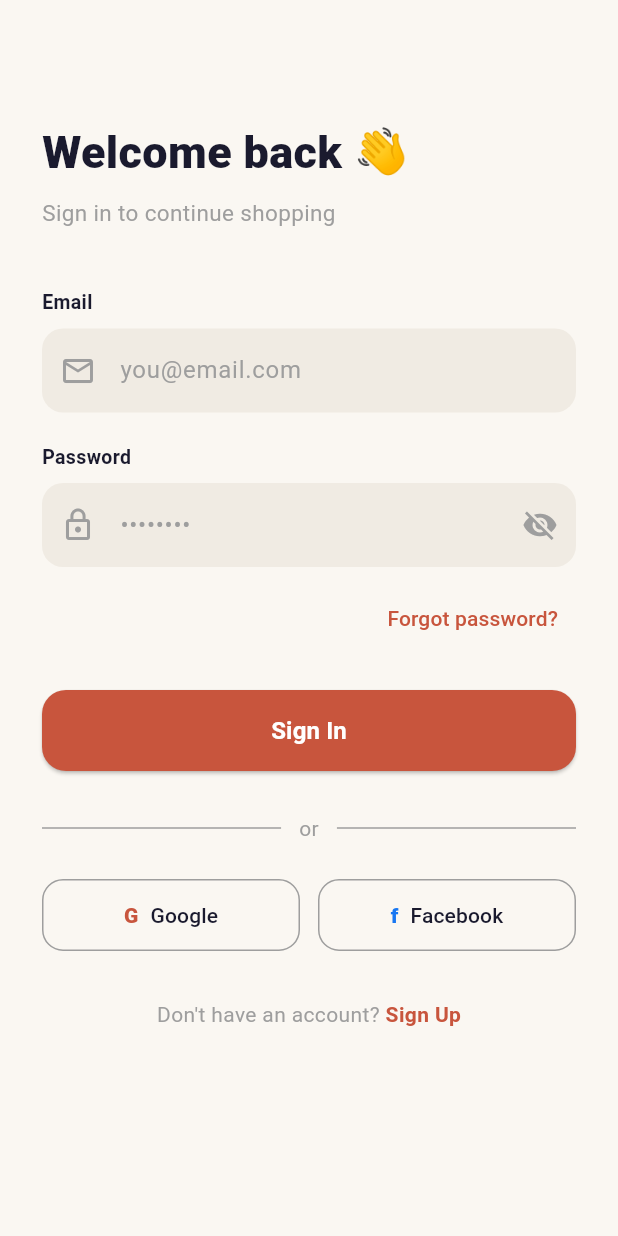
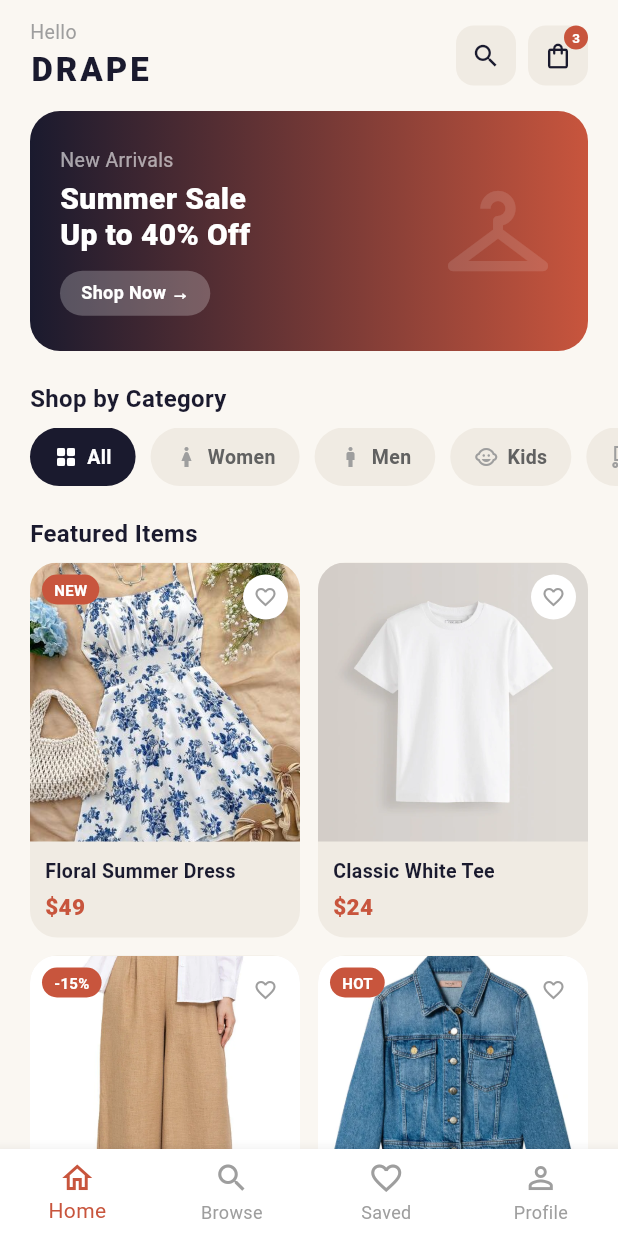
Before and after one commit to saraanbih/Clothes-Shopping, a Flutter app: the screen it shows after launch, after a tap on "Sign In", on a phone screen of 412 x 824 dp. Run offline on Flutter 3.47's test engine with Material 3 defaults, Android fonts, the phone set to English and light mode, and no system bars.

Commit message:
Home Screen Created

```diff
--- /dev/null
+++ b/lib/home_screen.dart
@@ -0,0 +1,568 @@
+import 'package:flutter/material.dart';
+
+//  HomeScreen
+//  The main screen after login. It shows:
+//   • A top bar with the logo and cart icon
+//   • A hero banner (sale/promotion)
+//   • Category chips (Women, Men, Kids…)
+//   • A grid of product cards with real images
+//   • A bottom navigation bar
+
+class HomeScreen extends StatefulWidget {
+  const HomeScreen({super.key});
+
+  @override
+  State<HomeScreen> createState() => _HomeScreenState();
+}
+
+class _HomeScreenState extends State<HomeScreen> {
+  // App Colors
+  static const Color navy = Color(0xFF1A1A2E);
+  static const Color red = Color(0xFFC8553D);
+  static const Color cream = Color(0xFFFAF7F2);
+  static const Color surface = Color(0xFFF0EBE3);
+
+  // Tracks which bottom nav tab is selected (0 = Home)
+  int _selectedTab = 0;
+
+  // Tracks which category chip is selected
+  String _selectedCategory = 'All';
+
+  // Category list
+  final List<Map<String, dynamic>> _categories = [
+    {'label': 'All', 'icon': Icons.grid_view_rounded},
+    {'label': 'Women', 'icon': Icons.woman},
+    {'label': 'Men', 'icon': Icons.man},
+    {'label': 'Kids', 'icon': Icons.child_care},
+    {'label': 'Shoes', 'icon': Icons.roller_skating_outlined},
+  ];
+
+  // Product list
+  final List<Map<String, dynamic>> _products = [
+    {
+      'name': 'Floral Summer Dress',
+      'category': 'Women',
+      'price': '\$49',
+      'tag': 'NEW',
+      'image': 'assets/home_screen_images/floral_summer_dress.jpg',
+    },
+    {
+      'name': 'Classic White Tee',
+      'category': 'Men',
+      'price': '\$24',
+      'tag': '',
+      'image': 'assets/home_screen_images/classic_white_tee.jpg',
+    },
+    {
+      'name': 'Wide Linen Pants',
+      'category': 'Women',
+      'price': '\$58',
+      'tag': '-15%',
+      'image': 'assets/home_screen_images/linen_wide_pants.jpg',
+    },
+    {
+      'name': 'Denim Jacket',
+      'category': 'Men',
+      'price': '\$89',
+      'tag': 'HOT',
+      'image': 'assets/home_screen_images/denim_jacket.jpg',
+    },
+    {
+      'name': 'Kids Dino Tee',
+      'category': 'Kids',
+      'price': '\$18',
+      'tag': '',
+      'image': 'assets/home_screen_images/kids_dino_tee.jpg',
+    },
+    {
+      'name': 'Knit Blouse',
+      'category': 'Women',
+      'price': '\$36',
+      'tag': 'NEW',
+      'image': 'assets/home_screen_images/knit_blouse.jpg',
+    },
+  ];
+
+  // Filtered products
+  // Returns only the products that match the selected category.
+  // If 'All' is selected, it returns everything.
+  List<Map<String, dynamic>> get _filteredProducts {
+    if (_selectedCategory == 'All') return _products;
+    return _products.where((p) => p['category'] == _selectedCategory).toList();
+  }
+
+  @override
+  Widget build(BuildContext context) {
+    return Scaffold(
+      backgroundColor: cream,
+
+      body: SafeArea(
+        child: Column(
+          children: [
+            // Top Bar
+            _buildTopBar(),
+
+            // Scrollable Content
+            // Expanded makes this take up all remaining space.
+            Expanded(
+              child: SingleChildScrollView(
+                child: Column(
+                  crossAxisAlignment: CrossAxisAlignment.start,
+                  children: [
+                    _buildHeroBanner(),
+                    _buildSectionTitle('Shop by Category'),
+                    _buildCategoryChips(),
+                    _buildSectionTitle('Featured Items'),
+                    _buildProductGrid(),
+                    const SizedBox(height: 20),
+                  ],
+                ),
+              ),
+            ),
+          ],
+        ),
+      ),
+
+      // Bottom Navigation Bar
+      bottomNavigationBar: _buildBottomNav(),
+    );
+  }
+
+  //  TOP BAR
+
+  Widget _buildTopBar() {
+    return Padding(
+      padding: const EdgeInsets.symmetric(horizontal: 20, vertical: 12),
+      child: Row(
+        mainAxisAlignment: MainAxisAlignment.spaceBetween,
+        children: [
+          // Left side: greeting + logo
+          const Column(
+            crossAxisAlignment: CrossAxisAlignment.start,
+            children: [
+              Text('Hello', style: TextStyle(fontSize: 13, color: Colors.grey)),
+              Text(
+                'DRAPE',
+                style: TextStyle(
+                  fontSize: 22,
+                  fontWeight: FontWeight.w900,
+                  color: navy,
+                  letterSpacing: 2,
+                ),
+              ),
+            ],
+          ),
+
+          // Right side: search + cart icons
+          Row(
+            children: [
+              _iconButton(
+                Icons.search,
+                onTap: () {
+                  // TODO: navigate to Search screen
+                },
+              ),
+
+              const SizedBox(width: 8),
+
+              // Cart button with a red badge showing item count
+              Stack(
+                children: [
+                  _iconButton(
+                    Icons.shopping_bag_outlined,
+                    onTap: () {
+                      // TODO: navigate to Cart screen
+                    },
+                  ),
+                  Positioned(
+                    top: 0,
+                    right: 0,
+                    child: Container(
+                      width: 16,
+                      height: 16,
+                      decoration: const BoxDecoration(
+                        color: red,
+                        shape: BoxShape.circle,
+                      ),
+                      child: const Center(
+                        child: Text(
+                          '3',
+                          style: TextStyle(
+                            color: Colors.white,
+                            fontSize: 9,
+                            fontWeight: FontWeight.w700,
+                          ),
+                        ),
+                      ),
+                    ),
+                  ),
+                ],
+              ),
+            ],
+          ),
+        ],
+      ),
+    );
+  }
+
+  //  HERO BANNER
+
+  Widget _buildHeroBanner() {
+    return GestureDetector(
+      onTap: () {
+        // TODO: navigate to the Sale / Listing screen
+      },
+      child: Container(
+        margin: const EdgeInsets.symmetric(horizontal: 20),
+        padding: const EdgeInsets.all(20),
+        height: 160,
+        decoration: BoxDecoration(
+          gradient: const LinearGradient(
+            colors: [navy, red],
+            begin: Alignment.centerLeft,
+            end: Alignment.centerRight,
+          ),
+          borderRadius: BorderRadius.circular(20),
+        ),
+        child: Row(
+          children: [
+            // Left: text content
+            const Expanded(
+              child: Column(
+                crossAxisAlignment: CrossAxisAlignment.start,
+                mainAxisAlignment: MainAxisAlignment.center,
+                children: [
+                  Text(
+                    'New Arrivals',
+                    style: TextStyle(fontSize: 13, color: Colors.white60),
+                  ),
+                  SizedBox(height: 4),
+                  Text(
+                    'Summer Sale\nUp to 40% Off',
+                    style: TextStyle(
+                      fontSize: 20,
+                      fontWeight: FontWeight.w800,
+                      color: Colors.white,
+                      height: 1.2,
+                    ),
+                  ),
+                  SizedBox(height: 12),
+                  DecoratedBox(
+                    decoration: BoxDecoration(
+                      color: Colors.white24,
+                      borderRadius: BorderRadius.all(Radius.circular(20)),
+                    ),
+                    child: Padding(
+                      padding: EdgeInsets.symmetric(
+                        horizontal: 14,
+                        vertical: 6,
+                      ),
+                      child: Text(
+                        'Shop Now →',
+                        style: TextStyle(
+                          color: Colors.white,
+                          fontSize: 12,
+                          fontWeight: FontWeight.w600,
+                        ),
+                      ),
+                    ),
+                  ),
+                ],
+              ),
+            ),
+
+            // Right: decorative icon
+            const Icon(Icons.checkroom, size: 80, color: Colors.white12),
+          ],
+        ),
+      ),
+    );
+  }
+
+  //  SECTION TITLE
+
+  Widget _buildSectionTitle(String title) {
+    return Padding(
+      padding: const EdgeInsets.fromLTRB(20, 20, 20, 8),
+      child: Text(
+        title,
+        style: const TextStyle(
+          fontSize: 16,
+          fontWeight: FontWeight.w700,
+          color: navy,
+        ),
+      ),
+    );
+  }
+
+  //  CATEGORY CHIPS
+
+  Widget _buildCategoryChips() {
+    return SingleChildScrollView(
+      scrollDirection: Axis.horizontal,
+      padding: const EdgeInsets.symmetric(horizontal: 20),
+      child: Row(
+        children: _categories.map((cat) {
+          final bool isSelected = _selectedCategory == cat['label'];
+
+          return GestureDetector(
+            onTap: () {
+              setState(() {
+                _selectedCategory = cat['label'];
+              });
+            },
+            child: Container(
+              margin: const EdgeInsets.only(right: 10),
+              padding: const EdgeInsets.symmetric(horizontal: 16, vertical: 10),
+              decoration: BoxDecoration(
+                color: isSelected ? navy : surface,
+                borderRadius: BorderRadius.circular(20),
+              ),
+              child: Row(
+                children: [
+                  Icon(
+                    cat['icon'],
+                    size: 16,
+                    color: isSelected ? Colors.white : Colors.grey,
+                  ),
+                  const SizedBox(width: 6),
+                  Text(
+                    cat['label'],
+                    style: TextStyle(
+                      fontSize: 13,
+                      fontWeight: FontWeight.w600,
+                      color: isSelected ? Colors.white : Colors.grey[700],
+                    ),
+                  ),
+                ],
+              ),
+            ),
+          );
+        }).toList(),
+      ),
+    );
+  }
+
+  //  PRODUCT GRID  (2 columns)
+
+  Widget _buildProductGrid() {
+    final products = _filteredProducts;
+
+    if (products.isEmpty) {
+      return const Padding(
+        padding: EdgeInsets.all(40),
+        child: Center(
+          child: Text(
+            'No items in this category yet.',
+            style: TextStyle(color: Colors.grey),
+          ),
+        ),
+      );
+    }
+
+    return Padding(
+      padding: const EdgeInsets.symmetric(horizontal: 20),
+      child: GridView.builder(
+        // These two lines prevent GridView from scrolling on its own.
+        // The parent SingleChildScrollView handles all scrolling.
+        shrinkWrap: true,
+        physics: const NeverScrollableScrollPhysics(),
+
+        gridDelegate: const SliverGridDelegateWithFixedCrossAxisCount(
+          crossAxisCount: 2, // 2 columns
+          crossAxisSpacing: 12, // gap between columns
+          mainAxisSpacing: 12, // gap between rows
+          childAspectRatio: 0.72, // card height vs width ratio
+        ),
+
+        itemCount: products.length,
+        itemBuilder: (context, index) {
+          return _buildProductCard(products[index]);
+        },
+      ),
+    );
+  }
+
+  //  SINGLE PRODUCT CARD
+
+  Widget _buildProductCard(Map<String, dynamic> product) {
+    return GestureDetector(
+      onTap: () {
+        // TODO: navigate to Product Detail screen
+      },
+      child: Container(
+        decoration: BoxDecoration(
+          color: surface,
+          borderRadius: BorderRadius.circular(18),
+        ),
+        child: Column(
+          crossAxisAlignment: CrossAxisAlignment.start,
+          children: [
+            // ── Image Area ──
+            Expanded(
+              child: Stack(
+                // StackFit.expand makes every child fill the Stack's space
+                fit: StackFit.expand,
+                children: [
+                  // ── Product Image ──
+                  ClipRRect(
+                    // ClipRRect rounds only the top two corners of the image
+                    // so it matches the card's rounded border.
+                    borderRadius: const BorderRadius.vertical(
+                      top: Radius.circular(18),
+                    ),
+                    child: Image.asset(
+                      product['image'], // path from the product Map above
+                      fit: BoxFit.cover, // fills the space, crops if needed
+                      // errorBuilder shows a placeholder if the image fails to load
+                      errorBuilder: (context, error, stackTrace) {
+                        return Container(
+                          color: surface,
+                          child: const Center(
+                            child: Icon(
+                              Icons.image_not_supported_outlined,
+                              color: Colors.grey,
+                              size: 36,
+                            ),
+                          ),
+                        );
+                      },
+                    ),
+                  ),
+
+                  // ── Favourite Heart Button (top-right corner) ──
+                  Positioned(
+                    top: 8,
+                    right: 8,
+                    child: GestureDetector(
+                      onTap: () {
+                        // TODO: add to wishlist
+                      },
+                      child: Container(
+                        width: 30,
+                        height: 30,
+                        decoration: const BoxDecoration(
+                          color: Colors.white,
+                          shape: BoxShape.circle,
+                        ),
+                        child: const Icon(
+                          Icons.favorite_border,
+                          size: 16,
+                          color: Colors.grey,
+                        ),
+                      ),
+                    ),
+                  ),
+
+                  // Tag Badge e.g. NEW / HOT / -15% (top-left corner)
+                  // The 'if' means this only appears when the tag is not empty
+                  if (product['tag'] != '')
+                    Positioned(
+                      top: 8,
+                      left: 8,
+                      child: Container(
+                        padding: const EdgeInsets.symmetric(
+                          horizontal: 8,
+                          vertical: 3,
+                        ),
+                        decoration: BoxDecoration(
+                          color: red,
+                          borderRadius: BorderRadius.circular(20),
+                        ),
+                        child: Text(
+                          product['tag'],
+                          style: const TextStyle(
+                            color: Colors.white,
+                            fontSize: 10,
+                            fontWeight: FontWeight.w700,
+                          ),
+                        ),
+                      ),
+                    ),
+                ],
+              ),
+            ),
+
+            // Product Name and Price
+            Padding(
+              padding: const EdgeInsets.all(10),
+              child: Column(
+                crossAxisAlignment: CrossAxisAlignment.start,
+                children: [
+                  Text(
+                    product['name'],
+                    style: const TextStyle(
+                      fontSize: 13,
+                      fontWeight: FontWeight.w600,
+                      color: navy,
+                    ),
+                    maxLines: 1,
+                    overflow:
+                        TextOverflow.ellipsis, // "..." if name is too long
+                  ),
+                  const SizedBox(height: 4),
+                  Text(
+                    product['price'],
+                    style: const TextStyle(
+                      fontSize: 15,
+                      fontWeight: FontWeight.w800,
+                      color: red,
+                    ),
+                  ),
+                ],
+              ),
+            ),
+          ],
+        ),
+      ),
+    );
+  }
+
+  //  BOTTOM NAVIGATION BAR
+
+  Widget _buildBottomNav() {
+    return BottomNavigationBar(
+      currentIndex: _selectedTab,
+      onTap: (index) {
+        setState(() {
+          _selectedTab = index;
+        });
+        // TODO: add navigation to other screens here later
+      },
+      type: BottomNavigationBarType.fixed, // needed to show 4+ items correctly
+      selectedItemColor: red,
+      unselectedItemColor: Colors.grey,
+      backgroundColor: Colors.white,
+      showUnselectedLabels: true,
+      items: const [
+        BottomNavigationBarItem(icon: Icon(Icons.home_outlined), label: 'Home'),
+        BottomNavigationBarItem(icon: Icon(Icons.search), label: 'Browse'),
+        BottomNavigationBarItem(
+          icon: Icon(Icons.favorite_border),
+          label: 'Saved',
+        ),
+        BottomNavigationBarItem(
+          icon: Icon(Icons.person_outline),
+          label: 'Profile',
+        ),
+      ],
+    );
+  }
+
+  //  HELPER: small square icon button
+
+  Widget _iconButton(IconData icon, {required VoidCallback onTap}) {
+    return GestureDetector(
+      onTap: onTap,
+      child: Container(
+        width: 40,
+        height: 40,
+        decoration: BoxDecoration(
+          color: surface,
+          borderRadius: BorderRadius.circular(12),
+        ),
+        child: Icon(icon, color: navy, size: 20),
+      ),
+    );
+  }
+}
--- a/lib/login_screen.dart
+++ b/lib/login_screen.dart
@@ -1,10 +1,7 @@
 import 'package:flutter/material.dart';
+import 'home_screen.dart'; // import so we can navigate to it after login
 
-// ─────────────────────────────────────────────
 //  LoginScreen
-//  This screen lets the user enter their email
-//  and password to sign in.
-// ─────────────────────────────────────────────
 
 class LoginScreen extends StatefulWidget {
   const LoginScreen({super.key});
@@ -22,27 +19,21 @@ class _LoginScreenState extends State<LoginScreen> {
   // This controls whether the password is hidden or visible.
   bool _passwordVisible = false;
 
-  // ── App Colors (defined once, used everywhere) ──
+  // App Colors (defined once, used everywhere) ──
   static const Color navy = Color(0xFF1A1A2E);
   static const Color red = Color(0xFFC8553D);
   static const Color cream = Color(0xFFFAF7F2);
   static const Color surface = Color(0xFFF0EBE3);
 
-  // ── Sign In button logic ──
+  // Sign In button logic
   void _onSignIn() {
-    // TODO: Replace this with your real login logic later.
-    // For now, we just print what the user typed.
-    String email = _emailController.text;
-    String password = _passwordController.text;
-
-    print('Email: $email');
-    print('Password: $password');
-
-    // Example: navigate to the Home screen after login
-    // Navigator.pushReplacement(
-    //   context,
-    //   MaterialPageRoute(builder: (context) => const HomeScreen()),
-    // );
+    // TODO: Add real email/password validation here later.
+    // For now, pressing Sign In goes straight to the Home screen.
+    Navigator.pushReplacement(
+      context,
+      // pushReplacement so the user can't go Back to the login screen.
+      MaterialPageRoute(builder: (context) => const HomeScreen()),
+    );
   }
 
   @override
@@ -61,9 +52,9 @@ class _LoginScreenState extends State<LoginScreen> {
             children: [
               const SizedBox(height: 80),
 
-              // ── Greeting ──
+              // Greeting
               const Text(
-                'Welcome back 👋',
+                'Welcome back',
                 style: TextStyle(
                   fontSize: 30,
                   fontWeight: FontWeight.w900,
@@ -80,7 +71,7 @@ class _LoginScreenState extends State<LoginScreen> {
 
               const SizedBox(height: 40),
 
-              // ── Email Field ──
+              // Email Field
               const Text(
                 'Email',
                 style: TextStyle(
@@ -114,7 +105,7 @@ class _LoginScreenState extends State<LoginScreen> {
 
               const SizedBox(height: 20),
 
-              // ── Password Field ──
+              // Password Field
               const Text(
                 'Password',
                 style: TextStyle(
@@ -162,7 +153,7 @@ class _LoginScreenState extends State<LoginScreen> {
 
               const SizedBox(height: 10),
 
-              // ── Forgot Password ──
+              // Forgot Password
               Align(
                 alignment: Alignment.centerRight,
                 child: TextButton(
@@ -178,7 +169,7 @@ class _LoginScreenState extends State<LoginScreen> {
 
               const SizedBox(height: 24),
 
-              // ── Sign In Button ──
+              // Sign In Button
               SizedBox(
                 width: double.infinity, // makes the button full width
                 height: 54,
@@ -200,7 +191,7 @@ class _LoginScreenState extends State<LoginScreen> {
 
               const SizedBox(height: 28),
 
-              // ── Divider with "or" ──
+              // Divider with "or"
               const Row(
                 children: [
                   Expanded(child: Divider(color: Colors.grey)),
@@ -214,7 +205,7 @@ class _LoginScreenState extends State<LoginScreen> {
 
               const SizedBox(height: 24),
 
-              // ── Social Login Buttons ──
+              // Social Login Buttons
               Row(
                 children: [
                   // Google Button
@@ -277,7 +268,7 @@ class _LoginScreenState extends State<LoginScreen> {
 
               const SizedBox(height: 32),
 
-              // ── Sign Up Link ──
+              // Sign Up Link
               Row(
                 mainAxisAlignment: MainAxisAlignment.center,
                 children: [
```
Also changed, not shown: lib/splash_screen.dart (+4 -8 lines), pubspec.yaml (+3 -9 lines), assets/home_screen_images/classic_white_tee.jpg (added), assets/home_screen_images/denim_jacket.jpg (added), assets/home_screen_images/floral_summer_dress.jpg (added), assets/home_screen_images/kids_dino_tee.jpg (added), assets/home_screen_images/knit_blouse.jpg (added), assets/home_screen_images/linen_wide_pants.jpg (added).
